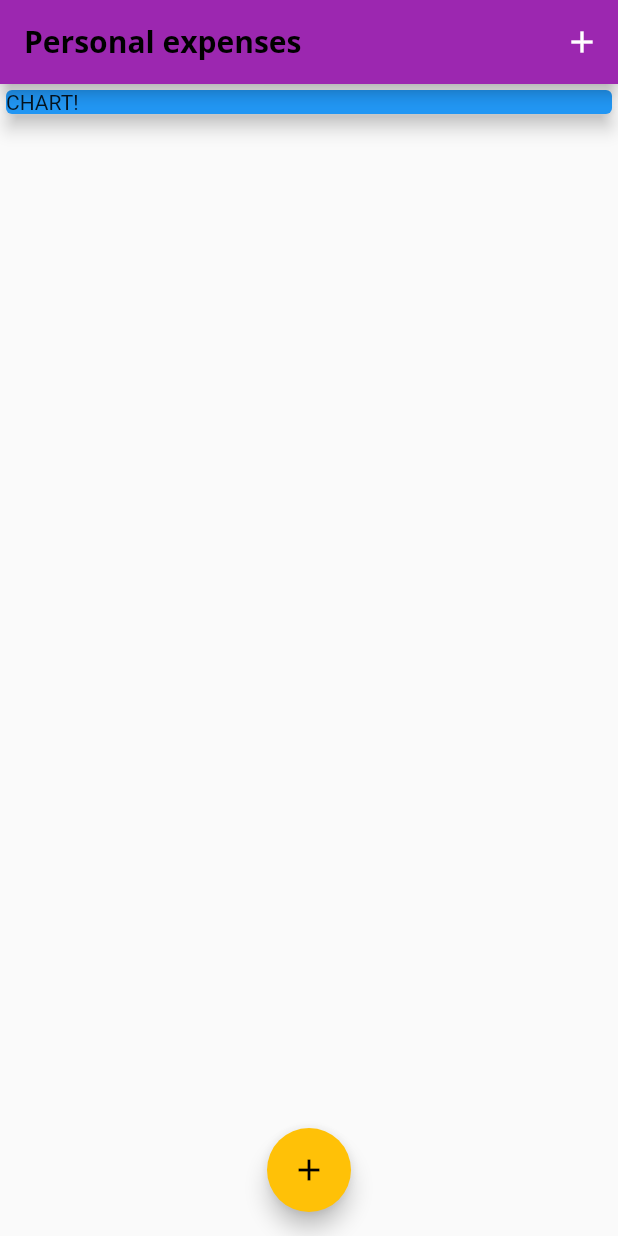
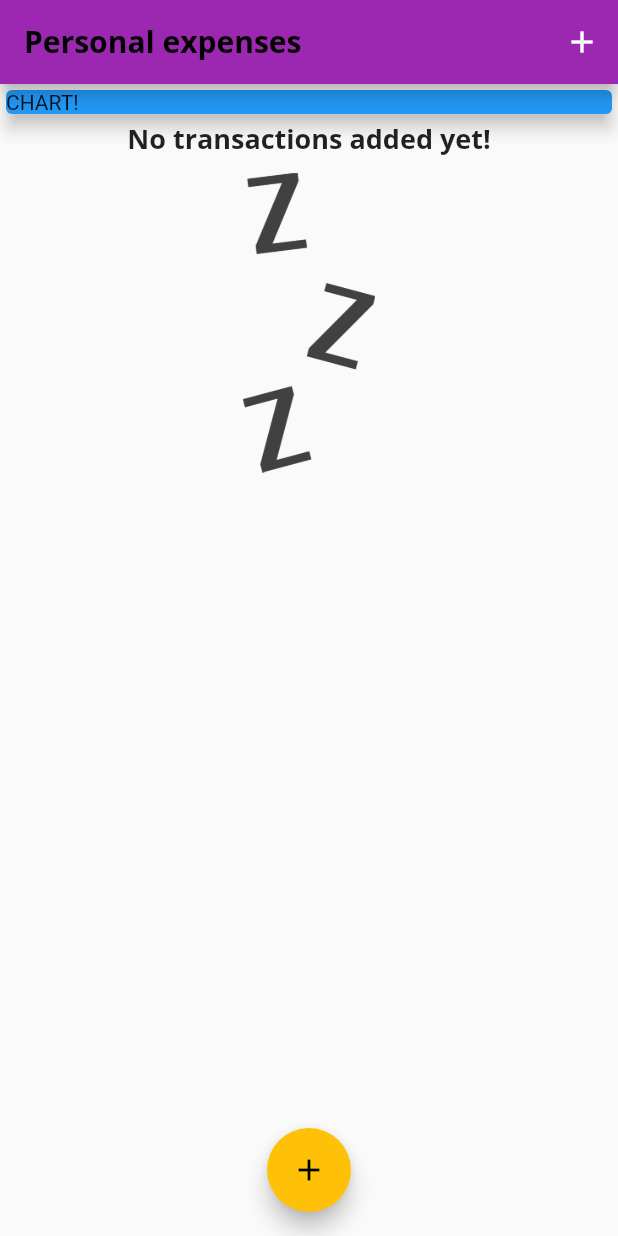
Before and after one commit to jiahaoliuliu/FlutterAndDartTheCompleteGuide-2022Edition, a Flutter app: the screen it shows after launch, on a phone screen of 412 x 824 dp. Run offline on Flutter 3.47's test engine with Material 2 defaults, Android fonts, the phone set to English and light mode, and no system bars.

Commit message:
JL Added image to the assets and use it on the transactions list

```diff
--- a/section4/lib/widgets/transaction_list.dart
+++ b/section4/lib/widgets/transaction_list.dart
@@ -11,13 +11,33 @@ class TransactionList extends StatelessWidget {
   Widget build(BuildContext context) {
     return Container(
       height: 350,
-      child: ListView.builder(
+      child: _transactionsList.isEmpty
+          ? Column(
+              children: [
+                Text(
+                  'No transactions added yet!',
+                  style: Theme.of(context).textTheme.headline6,
+                ),
+                const SizedBox(
+                  height: 10,
+                ),
+                const Container(
+                  height: 200,
+                  child: Image.asset(
+                    'assets/images/waiting.png',
+                    fit: BoxFit.cover,
+                  ),
+                ),
+              ],
+            )
+          : ListView.builder(
               itemBuilder: (context, position) {
                 return Card(
                     child: Row(
                   children: [
                     Container(
-                margin: EdgeInsets.symmetric(vertical: 10, horizontal: 15),
+                      margin:
+                          EdgeInsets.symmetric(vertical: 10, horizontal: 15),
                       decoration: BoxDecoration(
                         border: Border.all(
                             color: Theme.of(context).primaryColor, width: 2),
@@ -36,7 +56,8 @@ class TransactionList extends StatelessWidget {
                       Text(_transactionsList[position].title,
                           style: Theme.of(context).textTheme.headline6),
                       Text(
-                  DateFormat.yMMMd().format(_transactionsList[position].date),
+                        DateFormat.yMMMd()
+                            .format(_transactionsList[position].date),
                       ),
                     ])
                   ],
--- a/section4/pubspec.yaml
+++ b/section4/pubspec.yaml
@@ -59,9 +59,9 @@ flutter:
   uses-material-design: true
 
   # To add assets to your application, add an assets section, like this:
-  # assets:
-  #   - images/a_dot_burr.jpeg
-  #   - images/a_dot_ham.jpeg
+  assets:
+    - assets/images/waiting.png
+    # - images/a_dot_ham.jpeg
 
   # An image asset can refer to one or more resolution-specific "variants", see
   # https://flutter.dev/assets-and-images/#resolution-aware.
```
Also changed, not shown: section4/assets/images/waiting.png (added). Lines whose indentation alone changed are shown as unchanged.
